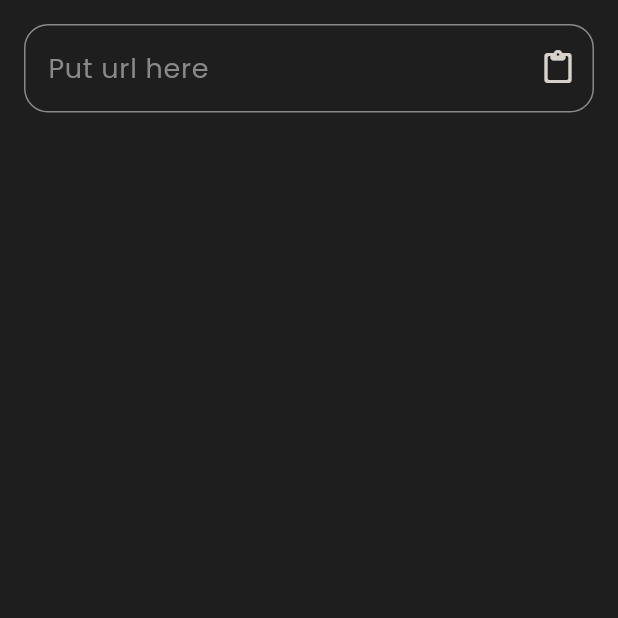
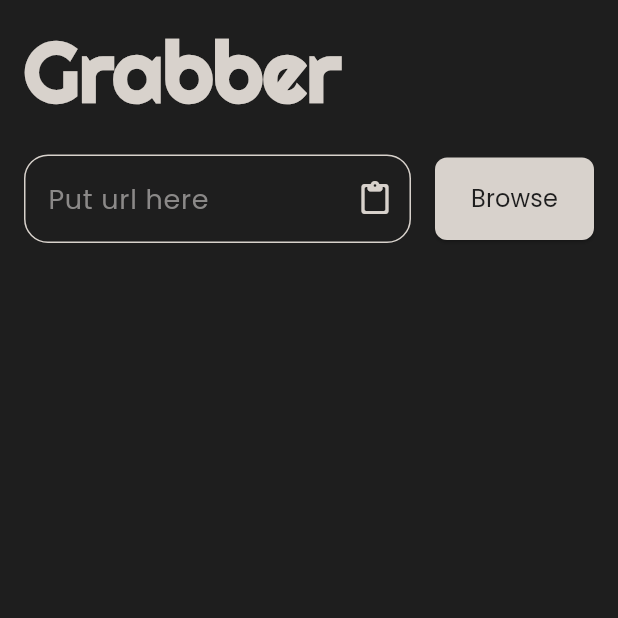
Before and after one commit to MuhamedUssama/Grabber, a Flutter app: the screen it shows after launch, on a phone screen of 412 x 824 dp, the top half of it. Run offline on Flutter 3.47's test engine with Material 3 defaults, Android fonts, the phone set to English and light mode, and no system bars; our stand-ins replace connectivity_plus, dartz, dio, equatable, flutter_bloc, get_it and 4 more; generated files the repository leaves out were written again.

Commit message:
Created browse bottin

```diff
--- a/lib/core/l10n/app_ar.arb
+++ b/lib/core/l10n/app_ar.arb
@@ -1,5 +1,6 @@
 {
   "paste": "تم لصق الرابط",
-  "url": "ضع الرابط هنا"
-
+  "url": "ضع الرابط هنا",
+  "appName": "Grabber",
+  "browse": "تصفح"
 }
--- a/lib/core/l10n/app_en.arb
+++ b/lib/core/l10n/app_en.arb
@@ -1,4 +1,6 @@
 {
   "paste": "Url pasted",
-  "url": "Put url here"
+  "url": "Put url here",
+  "appName": "Grabber",
+  "browse": "Browse"
 }
--- a/lib/core/l10n/localization/app_localizations.dart
+++ b/lib/core/l10n/localization/app_localizations.dart
@@ -106,6 +106,18 @@ abstract class AppLocalizations {
   /// In en, this message translates to:
   /// **'Put url here'**
   String get url;
+
+  /// No description provided for @appName.
+  ///
+  /// In en, this message translates to:
+  /// **'Grabber'**
+  String get appName;
+
+  /// No description provided for @browse.
+  ///
+  /// In en, this message translates to:
+  /// **'Browse'**
+  String get browse;
 }
 
 class _AppLocalizationsDelegate extends LocalizationsDelegate<AppLocalizations> {
--- a/lib/core/l10n/localization/app_localizations_ar.dart
+++ b/lib/core/l10n/localization/app_localizations_ar.dart
@@ -13,4 +13,10 @@ class AppLocalizationsAr extends AppLocalizations {
 
   @override
   String get url => 'ضع الرابط هنا';
+
+  @override
+  String get appName => 'Grabber';
+
+  @override
+  String get browse => 'تصفح';
 }
--- a/lib/core/l10n/localization/app_localizations_en.dart
+++ b/lib/core/l10n/localization/app_localizations_en.dart
@@ -13,4 +13,10 @@ class AppLocalizationsEn extends AppLocalizations {
 
   @override
   String get url => 'Put url here';
+
+  @override
+  String get appName => 'Grabber';
+
+  @override
+  String get browse => 'Browse';
 }
--- a/lib/core/theme/app_theme.dart
+++ b/lib/core/theme/app_theme.dart
@@ -6,7 +6,39 @@ abstract class AppTheme {
   static ThemeData darkTheme = ThemeData(
     scaffoldBackgroundColor: AppColors.dark,
 
-    textTheme: TextTheme(),
+    textTheme: TextTheme(
+      displayLarge: GoogleFonts.righteous(
+        color: AppColors.darkTextColor,
+        fontSize: 56,
+        fontWeight: FontWeight.bold,
+      ),
+      labelLarge: GoogleFonts.poppins(
+        color: AppColors.dark,
+        fontSize: 16,
+        fontWeight: FontWeight.w400,
+      ),
+    ),
+
+    textSelectionTheme: TextSelectionThemeData(
+      cursorColor: AppColors.darkTextColor,
+      selectionColor: AppColors.darkTextColor.withValues(alpha: 0.2),
+    ),
+
+    elevatedButtonTheme: ElevatedButtonThemeData(
+      style: ButtonStyle(
+        backgroundColor: WidgetStateProperty.all(AppColors.darkTextColor),
+        foregroundColor: WidgetStateProperty.all(AppColors.dark),
+        shape: WidgetStateProperty.all<RoundedRectangleBorder>(
+          RoundedRectangleBorder(borderRadius: BorderRadius.circular(8)),
+        ),
+        padding: WidgetStateProperty.all<EdgeInsetsGeometry>(
+          EdgeInsets.symmetric(vertical: 16, horizontal: 24),
+        ),
+        overlayColor: WidgetStateProperty.all(
+          AppColors.dark.withValues(alpha: 0.1),
+        ),
+      ),
+    ),
 
     inputDecorationTheme: InputDecorationTheme(
       hintStyle: GoogleFonts.poppins(
@@ -23,7 +55,7 @@ abstract class AppTheme {
         borderRadius: BorderRadius.circular(16),
       ),
       enabledBorder: OutlineInputBorder(
-        borderSide: const BorderSide(color: AppColors.darkHeadTextColor),
+        borderSide: const BorderSide(color: AppColors.darkTextColor),
         borderRadius: BorderRadius.circular(16),
       ),
       errorBorder: OutlineInputBorder(
--- a/lib/core/widgets/custom_text_field.dart
+++ b/lib/core/widgets/custom_text_field.dart
@@ -20,7 +20,6 @@ class CustomTextField extends StatelessWidget {
   Widget build(BuildContext context) {
     return TextFormField(
       controller: controller,
-      cursorColor: AppColors.darkTextColor,
       cursorRadius: Radius.circular(16),
       style: GoogleFonts.poppins(
         color: AppColors.white,
--- a/lib/features/home/presentation/view/home_screen.dart
+++ b/lib/features/home/presentation/view/home_screen.dart
@@ -14,12 +14,21 @@ class HomeScreen extends StatelessWidget {
   @override
   Widget build(BuildContext context) {
     final AppLocalizations locale = AppLocalizations.of(context)!;
+    final TextTheme textTheme = Theme.of(context).textTheme;
     return Scaffold(
       body: Padding(
         padding: const EdgeInsets.all(16),
         child: Column(
+          spacing: 24,
           children: [
-            CustomTextField(
+            Row(
+              children: [Text(locale.appName, style: textTheme.displayLarge)],
+            ),
+            Row(
+              spacing: 16,
+              children: [
+                Expanded(
+                  child: CustomTextField(
                     hintText: locale.url,
                     controller: context.read<HomeScreenViewModel>().controller,
                     validator: (value) => AppValidator.urlValidator(value),
@@ -27,7 +36,8 @@ class HomeScreen extends StatelessWidget {
                       onPressed: () {
                         AppServices.pasteFromClipboard(
                           context: context,
-                    controller: context.read<HomeScreenViewModel>().controller,
+                          controller:
+                              context.read<HomeScreenViewModel>().controller,
                         );
                         Future.delayed(Duration(seconds: 1), () {
                           // ignore: use_build_context_synchronously
@@ -41,6 +51,13 @@ class HomeScreen extends StatelessWidget {
                       icon: const Icon(Icons.content_paste_rounded),
                     ),
                   ),
+                ),
+                ElevatedButton(
+                  onPressed: () {},
+                  child: Text(locale.browse, style: textTheme.labelLarge),
+                ),
+              ],
+            ),
           ],
         ),
       ),
```
Lines whose indentation alone changed are shown as unchanged.
